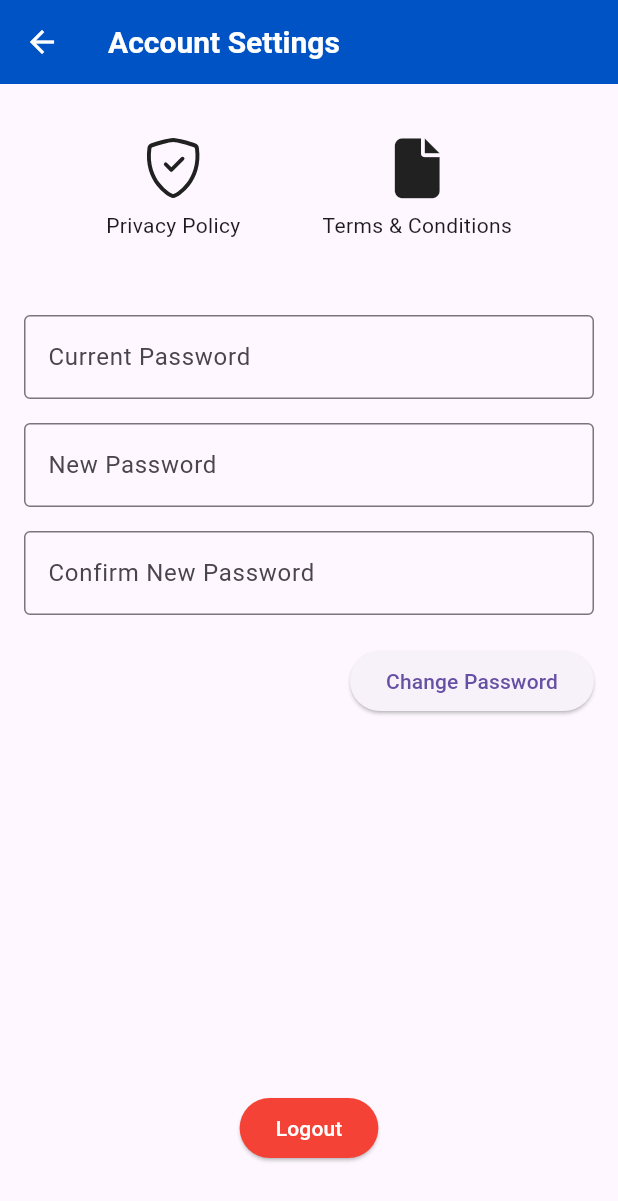
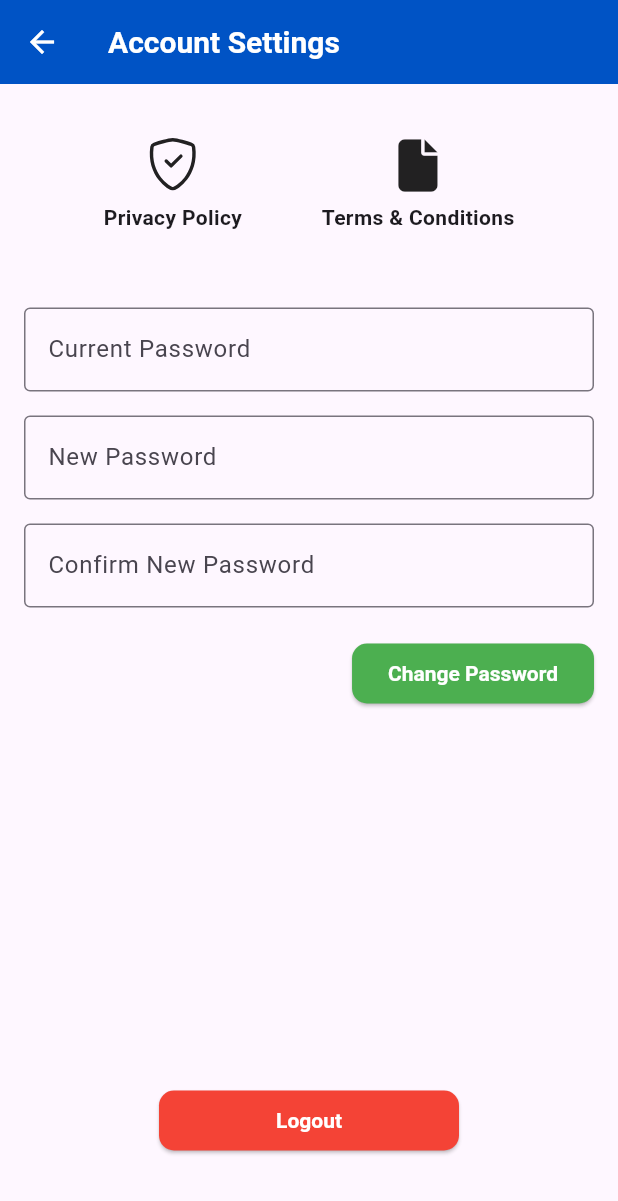
Before and after one commit to alifzidanr/simpeg2, a Flutter app: the AccountSettingsPage screen opened directly with empty values, on a phone screen of 412 x 824 dp. Shown: the top 1201 px of the screen. Run offline on Flutter 3.47's test engine with Material 3 defaults, Android fonts, the phone set to English and light mode, and no system bars; our stand-ins replace fl_chart, google_fonts, icons_plus, image_picker, permission_handler, shared_preferences and 1 more; accounts and stored records are empty.

Commit message:
27th commit

```diff
--- a/lib/account_settings_page.dart
+++ b/lib/account_settings_page.dart
@@ -163,9 +163,15 @@ class _AccountSettingsPageState extends State<AccountSettingsPage> {
                         onTap: _showPrivacyPolicyModal, // Show modal on tap
                         child: Column(
                           children: [
-                            Icon(Bootstrap.shield_check, size: 40),
+                            Icon(Bootstrap.shield_check, size: 35),
                             SizedBox(height: 8),
-                            Text('Privacy Policy'),
+                            Text(
+        'Privacy Policy',
+        style: TextStyle(
+          fontFamily: 'Roboto', // Roboto font
+          fontWeight: FontWeight.bold, // Bold font
+        ),
+      ),
                           ],
                         ),
                       ),
@@ -173,9 +179,14 @@ class _AccountSettingsPageState extends State<AccountSettingsPage> {
                         onTap: _showTermsAndConditionsModal, // Show modal on tap
                         child: Column(
                           children: [
-                            Icon(FontAwesome.file, size: 40),
+                            Icon(FontAwesome.file, size: 35),
                             SizedBox(height: 8),
-                            Text('Terms & Conditions'),
+                          Text(
+        'Terms & Conditions',
+        style: TextStyle(
+          fontFamily: 'Roboto', // Roboto font
+          fontWeight: FontWeight.bold, // Bold font
+        ),)
                           ],
                         ),
                       ),
@@ -218,19 +229,42 @@ class _AccountSettingsPageState extends State<AccountSettingsPage> {
   children: [
     ElevatedButton(
       onPressed: _updatePassword,
+      style: ElevatedButton.styleFrom(
+        backgroundColor: Colors.green, // Green background
+        shape: RoundedRectangleBorder(
+          borderRadius: BorderRadius.circular(10), // 10 Border radius
+        ),
+        foregroundColor: Colors.white, // White font color
+        textStyle: TextStyle(
+          fontFamily: 'Roboto', // Roboto font
+          fontWeight: FontWeight.bold, // Bold font
+        ),
+      ),
       child: Text('Change Password'),
     ),
   ],
 ),
+
                 SizedBox(height: 250),
-                ElevatedButton(
+                SizedBox(
+  width: 200, // Adjust the width to make it twice as long (you can change the value as needed)
+  child: ElevatedButton(
     onPressed: _logout,
     child: Text('Logout'),
     style: ElevatedButton.styleFrom(
-                    backgroundColor: Colors.red,
-                    foregroundColor: Colors.white,
+      backgroundColor: Colors.red, // Red background
+      foregroundColor: Colors.white, // White font color
+      shape: RoundedRectangleBorder(
+        borderRadius: BorderRadius.circular(10), // Rectangle with 10 border radius
+      ),
+      textStyle: TextStyle(
+        fontFamily: 'Roboto', // Roboto font
+        fontWeight: FontWeight.bold, // Bold font
       ),
     ),
+  ),
+)
+
               ],
             ),
           ),
--- a/lib/terms_and_conditions_modal.dart
+++ b/lib/terms_and_conditions_modal.dart
@@ -4,12 +4,14 @@ import 'package:google_fonts/google_fonts.dart';
 class TermsAndConditionsModal extends StatelessWidget {
   @override
   Widget build(BuildContext context) {
-    return Padding(
-      padding: const EdgeInsets.all(16.0),
-      child: Column(
-        crossAxisAlignment: CrossAxisAlignment.start,
-        mainAxisSize: MainAxisSize.min,
-        children: [
+    return FractionallySizedBox(
+      heightFactor: 0.8,  // Set the modal height to 80% of the screen
+      child: Padding(
+        padding: const EdgeInsets.all(16.0),
+        child: Column(
+          crossAxisAlignment: CrossAxisAlignment.start,
+          mainAxisSize: MainAxisSize.min,
+          children: [
           // Close button and title
           Row(
             mainAxisAlignment: MainAxisAlignment.spaceBetween,
@@ -154,6 +156,7 @@ Khusus untuk pemberian Layanan Services, akan didasarkan pada perjanjian terpisa
 
         ],
       ),
+    )
     );
   }
 
```
Lines whose indentation alone changed are shown as unchanged.
